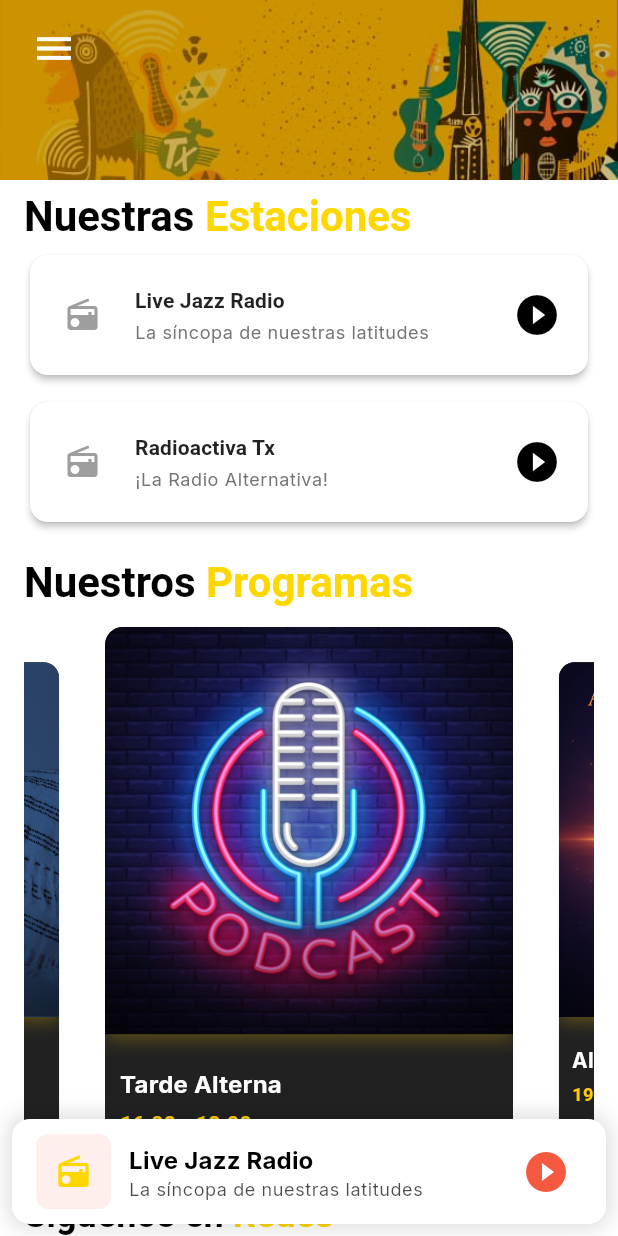
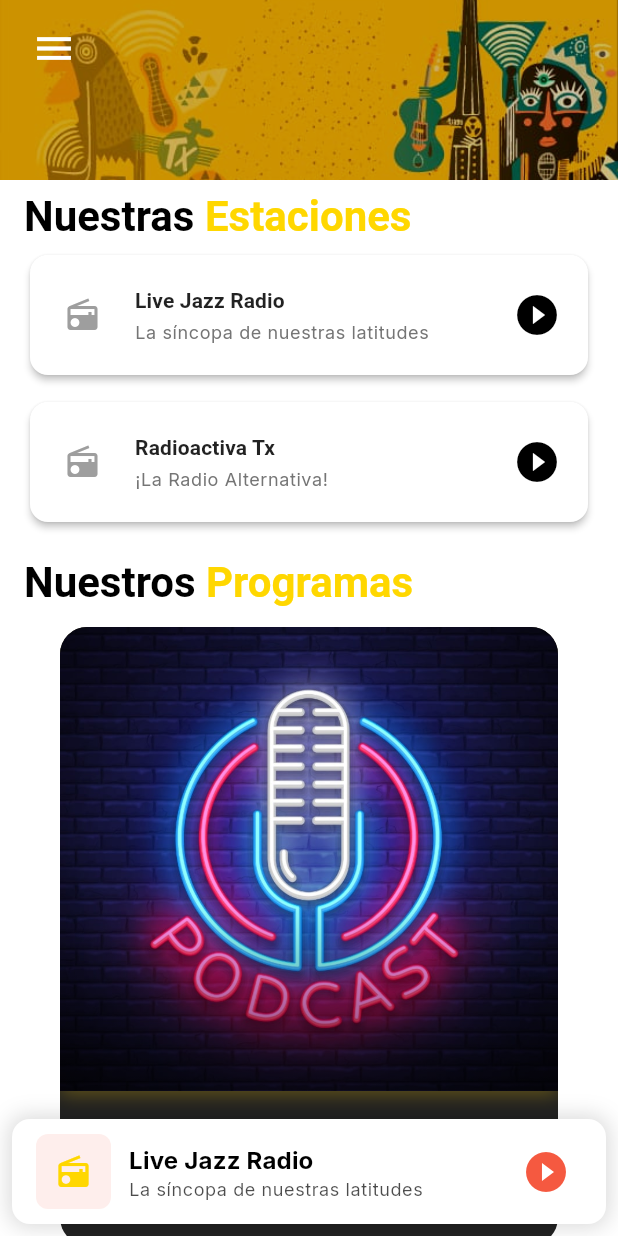
Before and after one commit to Droid636/mi_radio1, a Flutter app: the screen it shows after launch, swiped to page 2, on a phone screen of 412 x 824 dp. Run offline on Flutter 3.47's test engine with Material 3 defaults, Android fonts, the phone set to English and light mode, and no system bars; drawn by our look-alikes of carousel_slider; our stand-ins replace audio_service, google_fonts, just_audio, share_plus, shared_preferences; missing offline and left inert: audio_session; network calls fail.

Commit message:
Tamaño de carrusel

```diff
--- a/lib/widgets/program_card.dart
+++ b/lib/widgets/program_card.dart
@@ -8,7 +8,7 @@ class ProgramCard extends StatelessWidget {
   const ProgramCard({super.key, required this.program, required this.onTap});
 
   // Estilo de sombra y bordes para la tarjeta
-  static const double _cardRadius = 12.0;
+  static const double _cardRadius = 18.0;
 
   @override
   Widget build(BuildContext context) {
@@ -19,9 +19,8 @@ class ProgramCard extends StatelessWidget {
       onTap: onTap,
       // Define un tamaño fijo para hacerla "más grande" y consistente
       child: SizedBox(
-        width:
-            280, // Ancho consistente para un layout de grid o scroll horizontal
-        height: 350, // Alto de la tarjeta
+        width: 340, // Más ancho
+        height: 400, // Más alto
         child: Card(
           // Eliminamos la elevación por defecto de Card si vamos a usar BoxShadow
           elevation: 0,
--- a/lib/widgets/program_carousel.dart
+++ b/lib/widgets/program_carousel.dart
@@ -159,19 +159,17 @@ class ProgramCarousel extends StatelessWidget {
           .map(
             (p) => ProgramCard(
               program: p,
-              // Usamos la función del modal estilizado aquí
               onTap: () => _showProgramDetailsModal(context, p),
             ),
           )
           .toList(),
       options: CarouselOptions(
-        // Ajustamos la altura para la ProgramCard estilizada
-        height: 370,
+        height: 420, // Más alto para cards grandes
         enlargeCenterPage: true,
         autoPlay: false,
         aspectRatio: 1.0,
         enableInfiniteScroll: false,
-        viewportFraction: 0.75,
+        viewportFraction: 0.95, // Solo se ve un card a la vez
       ),
     );
   }
```
